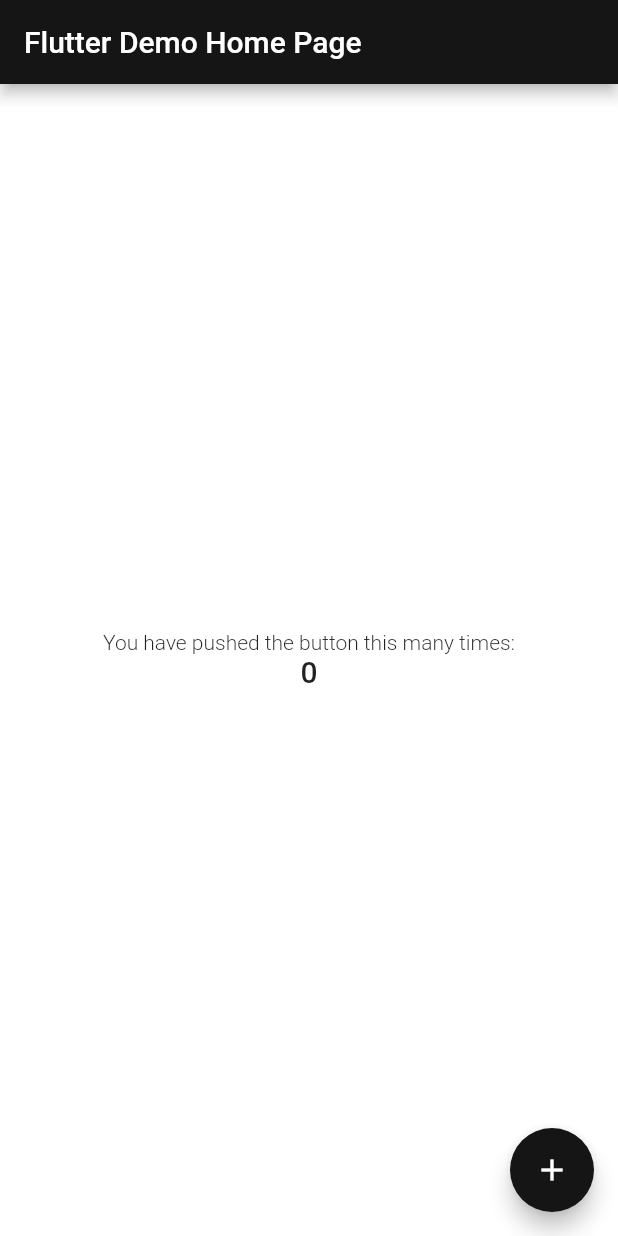
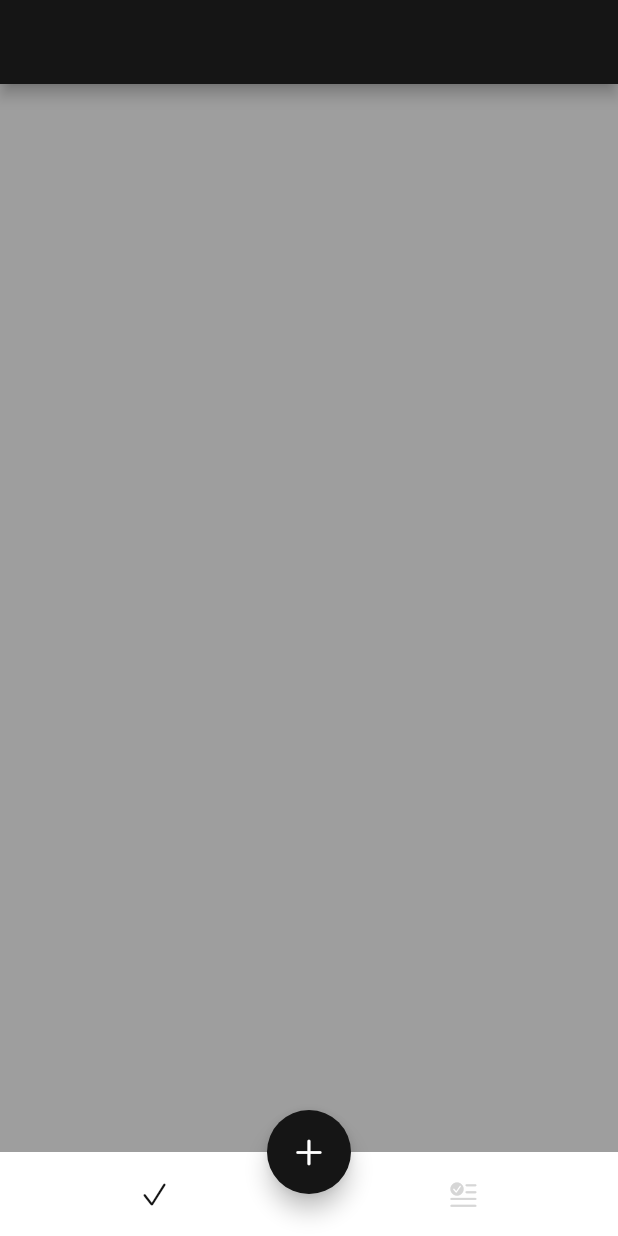
Before and after one commit to byeol2a/flutter_study_app, a Flutter app: the screen it shows after launch, on a phone screen of 412 x 824 dp. Run offline on Flutter 3.47's test engine with Material 2 defaults, Android fonts, the phone set to English and light mode, and no system bars; Roboto replaces fonts that are missing (GmarketSansTTF).

Commit message:
페이지 뼈대 구조 제작

```diff
--- a/lib/main.dart
+++ b/lib/main.dart
@@ -1,5 +1,6 @@
 import 'package:flutter/material.dart';
 import 'package:ios_app/components/app_themes.dart';
+import 'package:ios_app/pages/home_page.dart';
 
 void main() {
   runApp(const MyApp());
@@ -13,7 +14,7 @@ class MyApp extends StatelessWidget {
     return MaterialApp(
       title: 'Flutter Demo',
       theme: AppThemes.lightTheme,
-      home: const MyHomePage(title: 'Flutter Demo Home Page'),
+      home: const HomePage(),
       builder: (context, child) => MediaQuery(
 	      child: child!,
 	      data: MediaQuery.of(context).copyWith(textScaleFactor: 1.0),
--- /dev/null
+++ b/lib/pages/add/add_page.dart
@@ -0,0 +1,12 @@
+import 'package:flutter/material.dart';
+
+class AddPage extends StatelessWidget {
+  const AddPage({Key? key}) : super(key: key);
+
+  @override
+  Widget build(BuildContext context) {
+    return Scaffold(
+      appBar: AppBar(),
+    );
+  }
+}
--- /dev/null
+++ b/lib/pages/history/history_page.dart
@@ -0,0 +1,12 @@
+import 'package:flutter/material.dart';
+
+class HistoryPage extends StatelessWidget {
+  const HistoryPage({Key? key}) : super(key: key);
+
+  @override
+  Widget build(BuildContext context) {
+    return Container(
+      color: Colors.blue,
+    );
+  }
+}
--- /dev/null
+++ b/lib/pages/home_page.dart
@@ -0,0 +1,87 @@
+import 'package:flutter/cupertino.dart';
+import 'package:flutter/material.dart';
+import 'package:ios_app/components/app_colors.dart';
+import 'package:ios_app/pages/add/add_page.dart';
+import 'package:ios_app/pages/history/history_page.dart';
+import 'package:ios_app/pages/today/today_page.dart';
+
+class HomePage extends StatefulWidget {
+  const HomePage({Key? key}) : super(key: key);
+
+  @override
+  State<HomePage> createState() => _HomePageState();
+}
+
+class _HomePageState extends State<HomePage> {
+  int _currentIndex = 0;
+  final _pages = [
+    const TodayPage(),
+    const HistoryPage(),
+  ];
+
+  @override
+  Widget build(BuildContext context) {
+    return Container(
+      color: Colors.white, //Container < SafeArea 안에 감싼뒤 컬러 주면 위아래 색 맞출 수 있다.
+      child: SafeArea(
+        top: false, // 윗부분은 합칠필요가 없어 safearea부분 날리기
+        child: Scaffold(
+          appBar: AppBar(),
+          body: _pages[_currentIndex],
+          floatingActionButton: FloatingActionButton(
+            onPressed: _onAddMedicine,
+            child: const Icon(CupertinoIcons.add),
+          ),
+          floatingActionButtonLocation:
+              FloatingActionButtonLocation.centerDocked, // 위치를 중간, 바텀네비랑 섞이게..
+          bottomNavigationBar: _buildBottomAppBar(),
+        ),
+      ),
+    );
+  }
+  BottomAppBar _buildBottomAppBar() {
+    return BottomAppBar(
+            elevation: 0, // 맨 바깥과 바텀사이에 있던 라인 제거
+            child: Container(
+              height: kBottomNavigationBarHeight, //자체적으로 만들어져있는 바텀높이
+              color: Colors.white,
+              child: Row(
+                mainAxisAlignment:
+                    MainAxisAlignment.spaceAround, //자식요소 정렬, 중간 공간들 주기
+                children: [
+                  // 자식요소로 버튼 2개 생성
+                  CupertinoButton(
+                    onPressed: () => _onCurrentPage(0),
+                    child: Icon(
+                      CupertinoIcons.checkmark,
+                      color: _currentIndex == 0
+                          ? AppColors.primaryColor
+                          : Colors.grey[350],
+                    ),
+                  ),
+                  CupertinoButton(
+                    onPressed: () => _onCurrentPage(1),
+                    child: Icon(
+                      CupertinoIcons.text_badge_checkmark,
+                      color: _currentIndex == 1
+                          ? AppColors.primaryColor
+                          : Colors.grey[350],
+                    ),
+                  ),
+                ],
+              ),
+            ),
+          );
+  }
+  void _onCurrentPage(int pageIndex) {
+    setState(() {
+      _currentIndex = pageIndex;
+    });
+  }
+  void _onAddMedicine() {
+  Navigator.push(
+    context,
+    MaterialPageRoute(builder: (context) => const AddPage()),
+    );
+  }
+}
--- /dev/null
+++ b/lib/pages/today/today_page.dart
@@ -0,0 +1,12 @@
+import 'package:flutter/material.dart';
+
+class TodayPage extends StatelessWidget {
+  const TodayPage({Key? key}) : super(key: key);
+
+  @override
+  Widget build(BuildContext context) {
+    return Container(
+      color: Colors.grey,
+    );
+  }
+}
```
Also changed, not shown: pubspec.lock.
